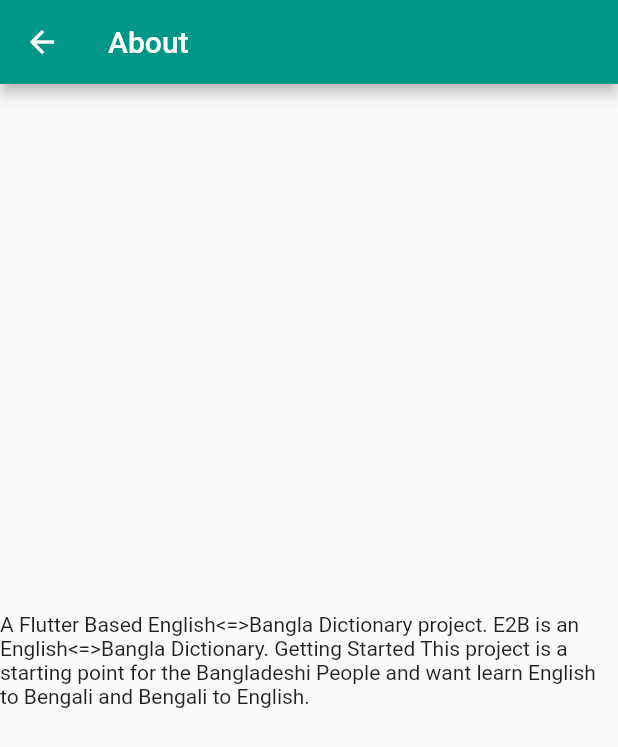
After one commit to rajibdpi/dictionary, a Flutter app: the AboutPage screen opened directly, on a phone screen of 412 x 824 dp. The commit adds this screen. Shown: the top 747 px of the screen. Run offline on Flutter 3.47's test engine with Material 2 defaults, Android fonts, the phone set to English and light mode, and no system bars.

Commit message:
added About Page and modified

```diff
--- /dev/null
+++ b/lib/screens/about.dart
@@ -0,0 +1,26 @@
+import 'package:flutter/material.dart';
+
+class AboutPage extends StatefulWidget {
+  // const AboutPage({super.key});
+
+  @override
+  State<AboutPage> createState() => _AboutPageState();
+}
+
+class _AboutPageState extends State<AboutPage> {
+  @override
+  Widget build(BuildContext context) {
+    return Scaffold(
+      appBar: AppBar(
+        // actions: [],
+        title: const Text("About"),
+      ),
+      body: const Center(
+        child: Center(
+          child: Text(
+              "A Flutter Based English<=>Bangla Dictionary project. E2B is an English<=>Bangla Dictionary. Getting Started This project is a starting point for the Bangladeshi People and want learn English to Bengali and Bengali to English."),
+        ),
+      ),
+    );
+  }
+}
```
Also changed, not shown: lib/main.dart (+11 -7 lines), lib/screens/detail.dart (renamed from lib/detail.dart), pubspec.lock, 2 other files.
